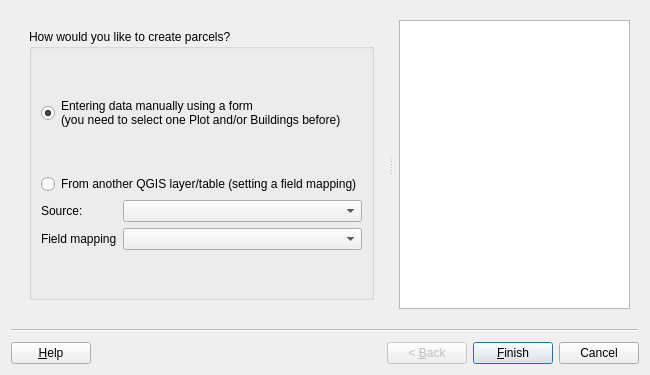
Before: the Qt Designer form asistente_ladm_col/ui/wiz_create_parcel_cadastre.ui in SwissTierrasColombia/Asistente-LADM-COL, drawn with Qt 5.
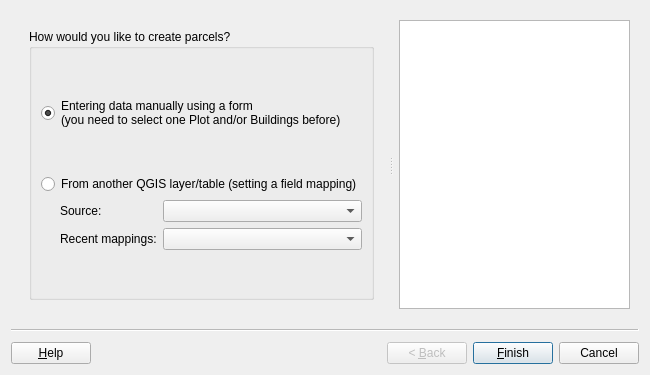
After: the same form once the commit is applied. Custom widgets are drawn as their Qt base class.

```diff
--- a/asistente_ladm_col/ui/wiz_create_parcel_cadastre.ui
+++ b/asistente_ladm_col/ui/wiz_create_parcel_cadastre.ui
@@ -49,7 +49,7 @@
            <string>How would you like to create parcels?</string>
           </property>
           <layout class="QGridLayout" name="gridLayout_3">
-           <item row="0" column="0">
+           <item row="0" column="0" colspan="2">
             <spacer name="verticalSpacer_6">
              <property name="orientation">
               <enum>Qt::Vertical</enum>
@@ -62,7 +62,7 @@
              </property>
             </spacer>
            </item>
-           <item row="1" column="0">
+           <item row="1" column="0" colspan="2">
             <widget class="QRadioButton" name="rad_parcel_from_plot">
              <property name="text">
               <string>Entering data manually using a form
@@ -73,7 +73,7 @@
              </property>
             </widget>
            </item>
-           <item row="2" column="0">
+           <item row="2" column="0" colspan="2">
             <spacer name="verticalSpacer_7">
              <property name="orientation">
               <enum>Qt::Vertical</enum>
@@ -86,7 +86,7 @@
              </property>
             </spacer>
            </item>
-           <item row="3" column="0">
+           <item row="3" column="0" colspan="2">
             <widget class="QRadioButton" name="rad_refactor">
              <property name="enabled">
               <bool>true</bool>
@@ -97,6 +97,22 @@
             </widget>
            </item>
            <item row="4" column="0">
+            <spacer name="horizontalSpacer">
+             <property name="orientation">
+              <enum>Qt::Horizontal</enum>
+             </property>
+             <property name="sizeType">
+              <enum>QSizePolicy::Minimum</enum>
+             </property>
+             <property name="sizeHint" stdset="0">
+              <size>
+               <width>13</width>
+               <height>20</height>
+              </size>
+             </property>
+            </spacer>
+           </item>
+           <item row="4" column="1">
             <layout class="QGridLayout" name="gridLayout_2">
              <item row="0" column="0">
               <widget class="QLabel" name="lbl_refactor_source">
@@ -136,7 +152,7 @@
              <item row="1" column="0">
               <widget class="QLabel" name="lbl_field_mapping">
                <property name="text">
-                <string>Field mapping</string>
+                <string>Recent mappings:</string>
                </property>
               </widget>
              </item>
@@ -145,7 +161,7 @@
              </item>
             </layout>
            </item>
-           <item row="5" column="0">
+           <item row="5" column="0" colspan="2">
             <spacer name="verticalSpacer_8">
              <property name="orientation">
               <enum>Qt::Vertical</enum>
```
